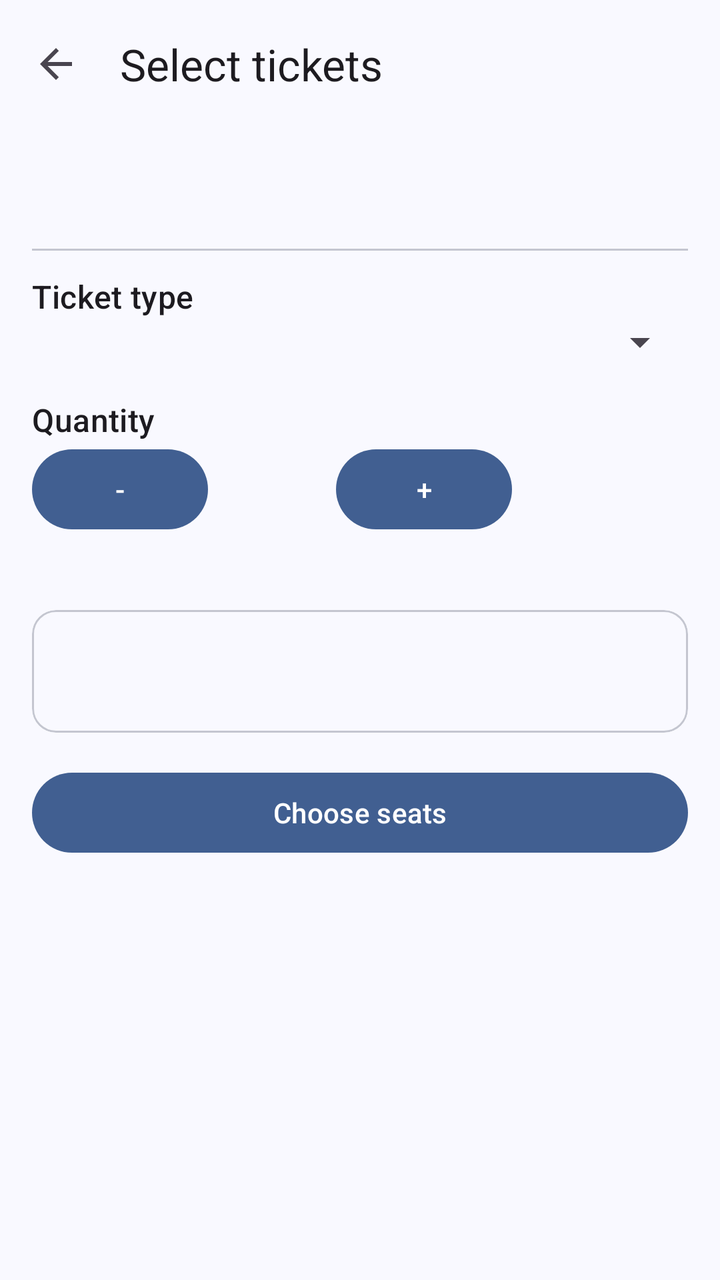
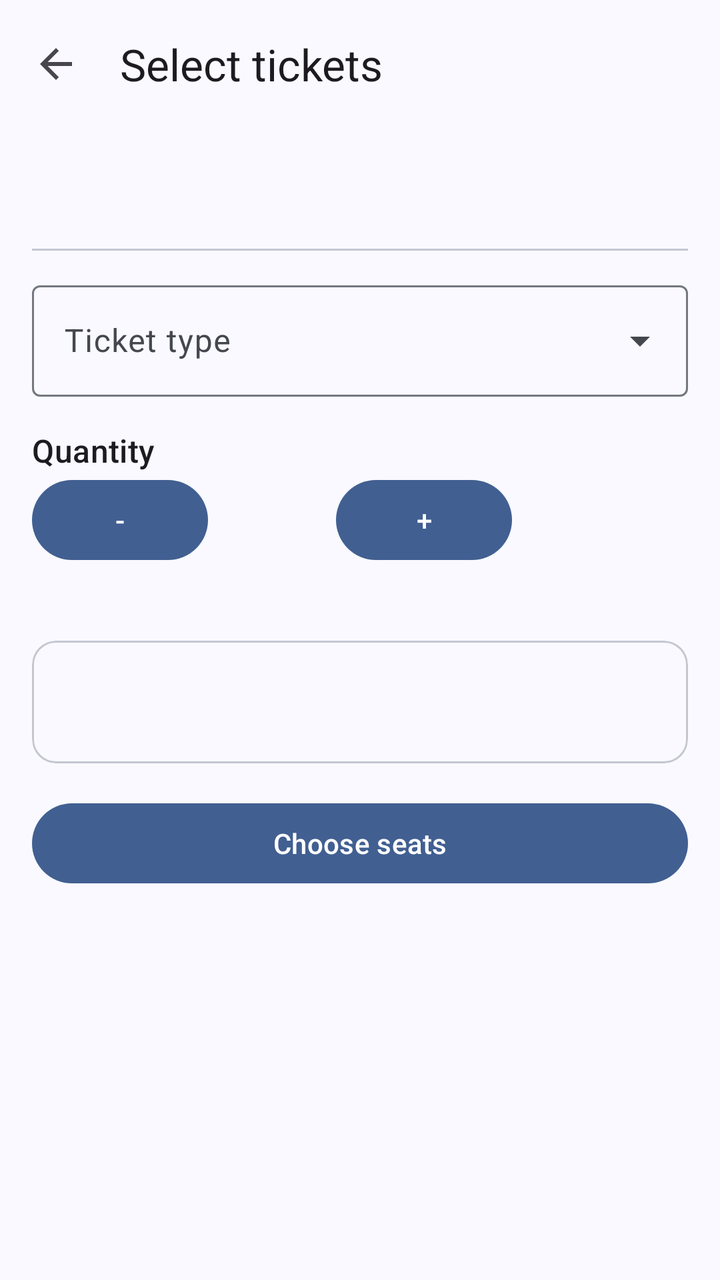

Screens rendered from an Android XML layout before and after an edit, with the pre-edit source and the edit as a unified diff.
<!-- AndroidManifest.xml: application theme Theme.Ticketree -->
<!-- res/layout/activity_ticket_select.xml -->
<?xml version="1.0" encoding="utf-8"?>
<LinearLayout xmlns:android="http://schemas.android.com/apk/res/android"
    xmlns:app="http://schemas.android.com/apk/res-auto"
    android:layout_width="match_parent"
    android:layout_height="match_parent"
    android:fitsSystemWindows="true"
    android:orientation="vertical">
    <com.google.android.material.appbar.MaterialToolbar
        android:id="@+id/toolbar"
        android:layout_width="match_parent"
        android:layout_height="?attr/actionBarSize"
        app:navigationIcon="@drawable/ic_back"
        app:title="Select tickets" />
<ScrollView xmlns:android="http://schemas.android.com/apk/res/android"
    android:layout_width="match_parent"
    android:layout_height="0dp"
    android:layout_weight="1">

    <LinearLayout
        android:layout_width="match_parent"
        android:layout_height="wrap_content"
        android:orientation="vertical"
        android:padding="16dp">

        <com.google.android.material.textview.MaterialTextView
            android:id="@+id/tvEvent"
            android:layout_width="match_parent"
            android:layout_height="wrap_content"
            android:textAppearance="?attr/textAppearanceHeadlineSmall" />

        <com.google.android.material.divider.MaterialDivider
            android:layout_width="match_parent"
            android:layout_height="wrap_content"
            android:layout_marginVertical="12dp" />

        <com.google.android.material.textview.MaterialTextView
        android:textAppearance="?attr/textAppearanceTitleMedium"
            android:layout_width="match_parent"
            android:layout_height="wrap_content"
            android:text="Ticket type" />

        <Spinner
            android:id="@+id/spType"
            android:layout_width="match_parent"
            android:layout_height="wrap_content" />

        <com.google.android.material.textview.MaterialTextView
        android:textAppearance="?attr/textAppearanceTitleMedium"
            android:layout_width="match_parent"
            android:layout_height="wrap_content"
            android:layout_marginTop="16dp"
            android:text="Quantity" />

        <LinearLayout
            android:layout_width="match_parent"
            android:layout_height="wrap_content"
            android:gravity="center_vertical"
            android:orientation="horizontal">

            <com.google.android.material.button.MaterialButton
                android:id="@+id/btnMinus"
                android:layout_width="wrap_content"
                android:layout_height="wrap_content"
                android:text="-" />

            <com.google.android.material.textview.MaterialTextView
                android:id="@+id/tvQty"
                android:layout_width="64dp"
                android:layout_height="wrap_content"
                android:gravity="center"
                android:textAppearance="?attr/textAppearanceTitleLarge" />

            <com.google.android.material.button.MaterialButton
                android:id="@+id/btnPlus"
                android:layout_width="wrap_content"
                android:layout_height="wrap_content"
                android:text="+" />
        </LinearLayout>

        <com.google.android.material.textview.MaterialTextView
            android:id="@+id/tvRule"
            android:layout_width="match_parent"
            android:layout_height="wrap_content"
            android:layout_marginTop="4dp"
            android:textAppearance="?attr/textAppearanceBodySmall" />

        <com.google.android.material.card.MaterialCardView
            android:layout_width="match_parent"
            android:layout_height="wrap_content"
            android:layout_marginTop="16dp">

            <com.google.android.material.textview.MaterialTextView
                android:id="@+id/tvTotal"
                android:layout_width="match_parent"
                android:layout_height="wrap_content"
                android:padding="16dp"
                android:textAppearance="?attr/textAppearanceTitleLarge" />
        </com.google.android.material.card.MaterialCardView>

        <com.google.android.material.button.MaterialButton
            android:id="@+id/btnContinue"
            android:layout_width="match_parent"
            android:layout_height="wrap_content"
            android:layout_marginTop="16dp"
            android:text="Choose seats" />
    </LinearLayout>
</ScrollView>
</LinearLayout>
<!-- resources referenced by this layout -->
<resources>
  <!-- drawable ic_back (drawable) -->
  <vector xmlns:android="http://schemas.android.com/apk/res/android"
      android:width="24dp"
      android:height="24dp"
      android:tint="?attr/colorControlNormal"
      android:viewportWidth="24"
      android:viewportHeight="24">
      <path
          android:fillColor="@android:color/white"
          android:pathData="M20,11H7.83l5.59,-5.59L12,4l-8,8 8,8 1.41,-1.41L7.83,13H20v-2z" />
  </vector>
  <style name="Theme.Ticketree" parent="AppTheme">
          <item name="android:windowSoftInputMode">adjustResize</item>
      </style>
  <color name="md_theme_primary">#415F91</color>
  <color name="md_theme_onPrimary">#FFFFFF</color>
  <color name="md_theme_primaryContainer">#D6E3FF</color>
  <color name="md_theme_onPrimaryContainer">#284777</color>
  <color name="md_theme_secondary">#565F71</color>
  <color name="md_theme_onSecondary">#FFFFFF</color>
  <color name="md_theme_secondaryContainer">#DAE2F9</color>
  <color name="md_theme_onSecondaryContainer">#3E4759</color>
  <color name="md_theme_tertiary">#705575</color>
  <color name="md_theme_onTertiary">#FFFFFF</color>
  <color name="md_theme_tertiaryContainer">#FAD8FD</color>
  <color name="md_theme_onTertiaryContainer">#573E5C</color>
  <color name="md_theme_error">#BA1A1A</color>
  <color name="md_theme_onError">#FFFFFF</color>
  <color name="md_theme_errorContainer">#FFDAD6</color>
  <color name="md_theme_onErrorContainer">#93000A</color>
  <color name="md_theme_background">#F9F9FF</color>
  <color name="md_theme_onBackground">#191C20</color>
  <color name="md_theme_surface">#F9F9FF</color>
  <color name="md_theme_onSurface">#191C20</color>
  <color name="md_theme_surfaceVariant">#E0E2EC</color>
  <color name="md_theme_onSurfaceVariant">#44474E</color>
  <color name="md_theme_outline">#74777F</color>
  <color name="md_theme_outlineVariant">#C4C6D0</color>
  <color name="md_theme_inverseSurface">#2E3036</color>
  <color name="md_theme_inverseOnSurface">#F0F0F7</color>
  <color name="md_theme_inversePrimary">#AAC7FF</color>
  <color name="md_theme_primaryFixed">#D6E3FF</color>
  <color name="md_theme_onPrimaryFixed">#001B3E</color>
  <color name="md_theme_primaryFixedDim">#AAC7FF</color>
  <color name="md_theme_onPrimaryFixedVariant">#284777</color>
  <color name="md_theme_secondaryFixed">#DAE2F9</color>
  <color name="md_theme_onSecondaryFixed">#131C2B</color>
  <color name="md_theme_secondaryFixedDim">#BEC6DC</color>
  <color name="md_theme_onSecondaryFixedVariant">#3E4759</color>
  <color name="md_theme_tertiaryFixed">#FAD8FD</color>
  <color name="md_theme_onTertiaryFixed">#28132E</color>
  <color name="md_theme_tertiaryFixedDim">#DDBCE0</color>
  <color name="md_theme_onTertiaryFixedVariant">#573E5C</color>
  <color name="md_theme_surfaceDim">#D9D9E0</color>
  <color name="md_theme_surfaceBright">#F9F9FF</color>
  <color name="md_theme_surfaceContainerLowest">#FFFFFF</color>
  <color name="md_theme_surfaceContainerLow">#F3F3FA</color>
  <color name="md_theme_surfaceContainer">#EDEDF4</color>
  <color name="md_theme_surfaceContainerHigh">#E7E8EE</color>
  <color name="md_theme_surfaceContainerHighest">#E2E2E9</color>
  <!-- unchanged entries left out for length: 1 -->
</resources>

<!-- the commit's change to res/layout/activity_ticket_select.xml (unified diff, before → after) -->
@@ -33,16 +33,19 @@
             android:layout_height="wrap_content"
             android:layout_marginVertical="12dp" />
 
-        <com.google.android.material.textview.MaterialTextView
-        android:textAppearance="?attr/textAppearanceTitleMedium"
+        <com.google.android.material.textfield.TextInputLayout
+            style="@style/Widget.Material3.TextInputLayout.OutlinedBox.ExposedDropdownMenu"
             android:layout_width="match_parent"
             android:layout_height="wrap_content"
-            android:text="Ticket type" />
+            android:layout_marginTop="0dp"
+            android:hint="Ticket type">
 
-        <Spinner
-            android:id="@+id/spType"
-            android:layout_width="match_parent"
-            android:layout_height="wrap_content" />
+            <com.google.android.material.textfield.MaterialAutoCompleteTextView
+                android:id="@+id/ddType"
+                android:layout_width="match_parent"
+                android:layout_height="wrap_content"
+                android:inputType="none" />
+        </com.google.android.material.textfield.TextInputLayout>
 
         <com.google.android.material.textview.MaterialTextView
         android:textAppearance="?attr/textAppearanceTitleMedium"
